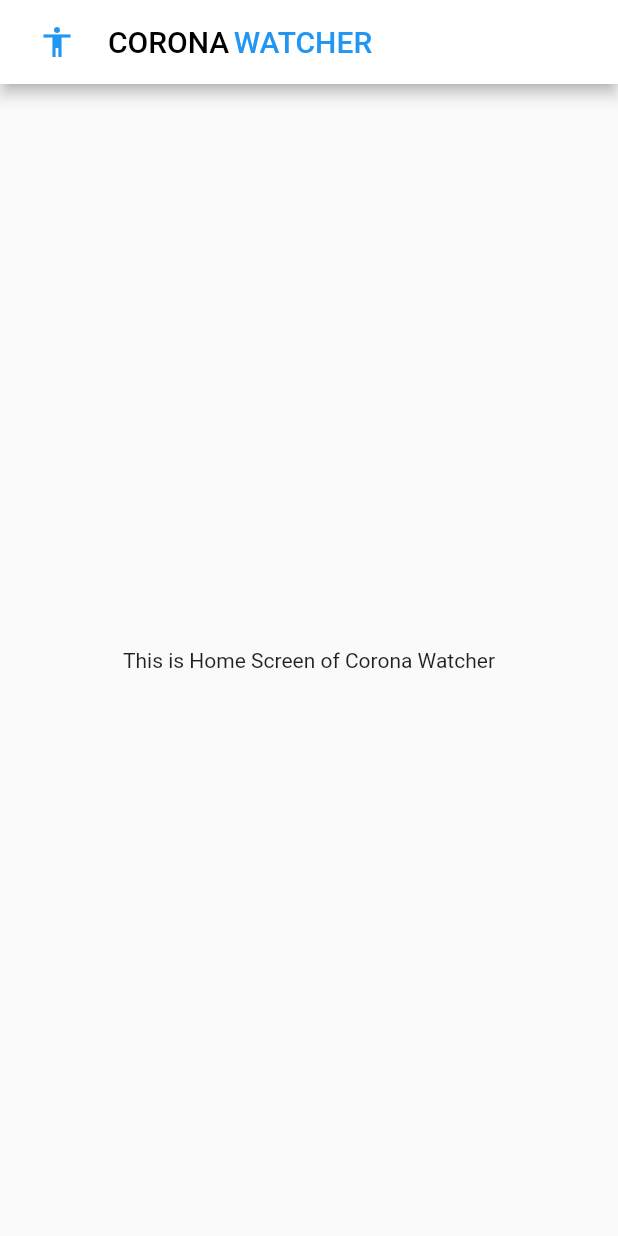
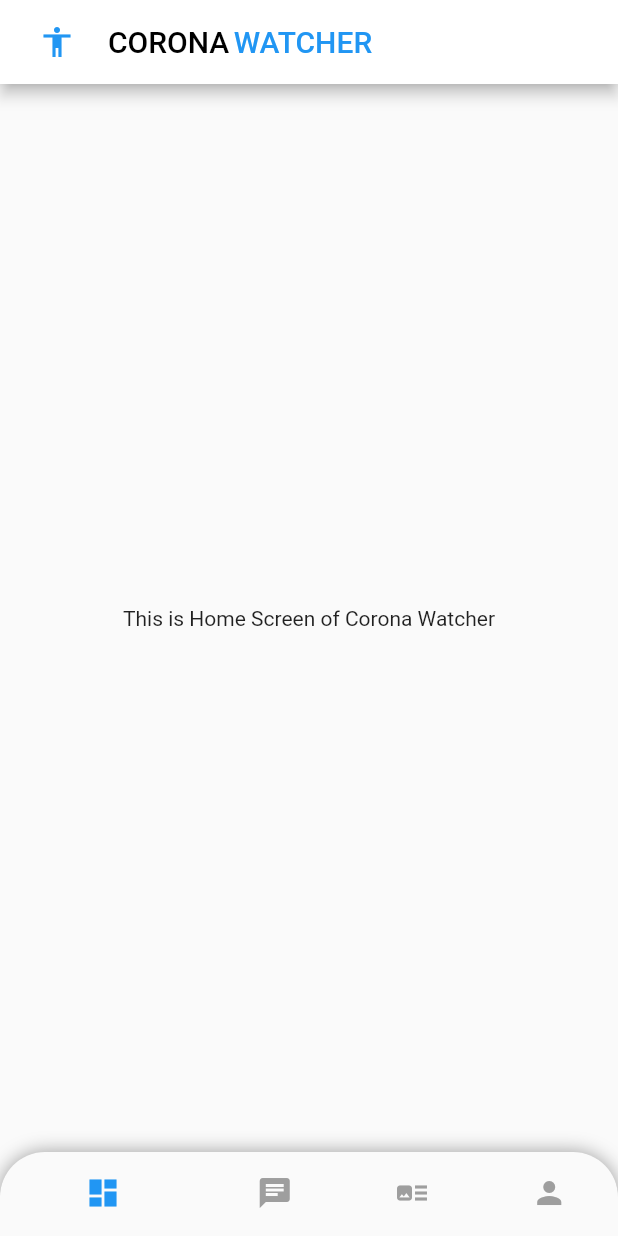
Before and after one commit to RafiIzzatulRizquFaris/coronas_watcher_flutter, a Flutter app: the Home screen opened directly, on a phone screen of 412 x 824 dp. Run offline on Flutter 3.47's test engine with Material 2 defaults, Android fonts, the phone set to English and light mode, and no system bars.

Commit message:
add NavigationBar in home.dart

```diff
--- a/lib/home.dart
+++ b/lib/home.dart
@@ -47,6 +47,47 @@ class HomeScreen extends State<Home> {
           "This is Home Screen of Corona Watcher",
         ),
       ),
+      bottomNavigationBar: Container(
+        decoration: BoxDecoration(
+          borderRadius: BorderRadius.only(
+            topLeft: Radius.circular(30),
+            topRight: Radius.circular(30),
+          ),
+          boxShadow: [
+            BoxShadow(color: Colors.black38, spreadRadius: 0, blurRadius: 10),
+          ],
+        ),
+        child: ClipRRect(
+          borderRadius: BorderRadius.only(
+            topLeft: Radius.circular(30),
+            topRight: Radius.circular(30),
+          ),
+          child: BottomNavigationBar(
+            showSelectedLabels: false,
+            showUnselectedLabels: false,
+            selectedItemColor: Colors.blue,
+            unselectedItemColor: Colors.grey,
+            items: [
+              BottomNavigationBarItem(
+                icon: Icon(Icons.dashboard),
+                title: Text("Dashboard"),
+              ),
+              BottomNavigationBarItem(
+                icon: Icon(Icons.chat),
+                title: Text("Feed"),
+              ),
+              BottomNavigationBarItem(
+                icon: Icon(Icons.art_track),
+                title: Text("News"),
+              ),
+              BottomNavigationBarItem(
+                icon: Icon(Icons.person),
+                title: Text("Account"),
+              ),
+            ],
+          ),
+        ),
+      ),
     );
   }
 }
```
